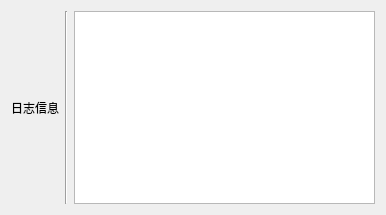
Qt form GUI/ui/info.ui (Frost-rA9/infusion-companion) before a commit.
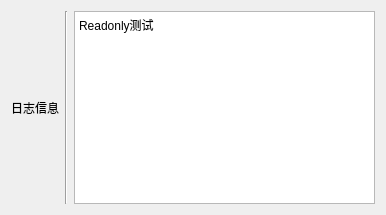
The same form after that commit.

Patch:
```diff
--- a/GUI/ui/info.ui
+++ b/GUI/ui/info.ui
@@ -35,7 +35,19 @@
       </widget>
      </item>
      <item>
-      <widget class="QTextEdit" name="info_text_edit"/>
+      <widget class="QTextEdit" name="info_text_edit">
+       <property name="readOnly">
+        <bool>true</bool>
+       </property>
+       <property name="html">
+        <string>&lt;!DOCTYPE HTML PUBLIC &quot;-//W3C//DTD HTML 4.0//EN&quot; &quot;http://www.w3.org/TR/REC-html40/strict.dtd&quot;&gt;
+&lt;html&gt;&lt;head&gt;&lt;meta name=&quot;qrichtext&quot; content=&quot;1&quot; /&gt;&lt;style type=&quot;text/css&quot;&gt;
+p, li { white-space: pre-wrap; }
+&lt;/style&gt;&lt;/head&gt;&lt;body style=&quot; font-family:'SimSun'; font-size:9pt; font-weight:400; font-style:normal;&quot;&gt;
+&lt;p style=&quot; margin-top:0px; margin-bottom:0px; margin-left:0px; margin-right:0px; -qt-block-indent:0; text-indent:0px;&quot;&gt;Readonly测试&lt;/p&gt;
+&lt;p style=&quot;-qt-paragraph-type:empty; margin-top:0px; margin-bottom:0px; margin-left:0px; margin-right:0px; -qt-block-indent:0; text-indent:0px;&quot;&gt;&lt;br /&gt;&lt;/p&gt;&lt;/body&gt;&lt;/html&gt;</string>
+       </property>
+      </widget>
      </item>
     </layout>
    </item>
```
